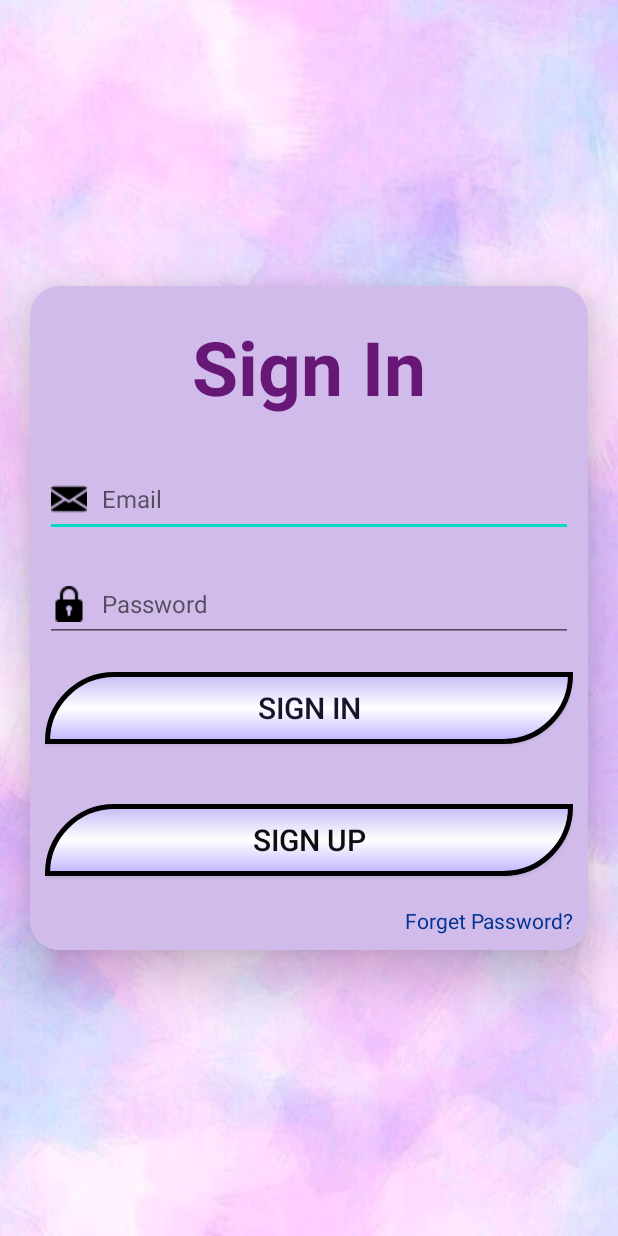
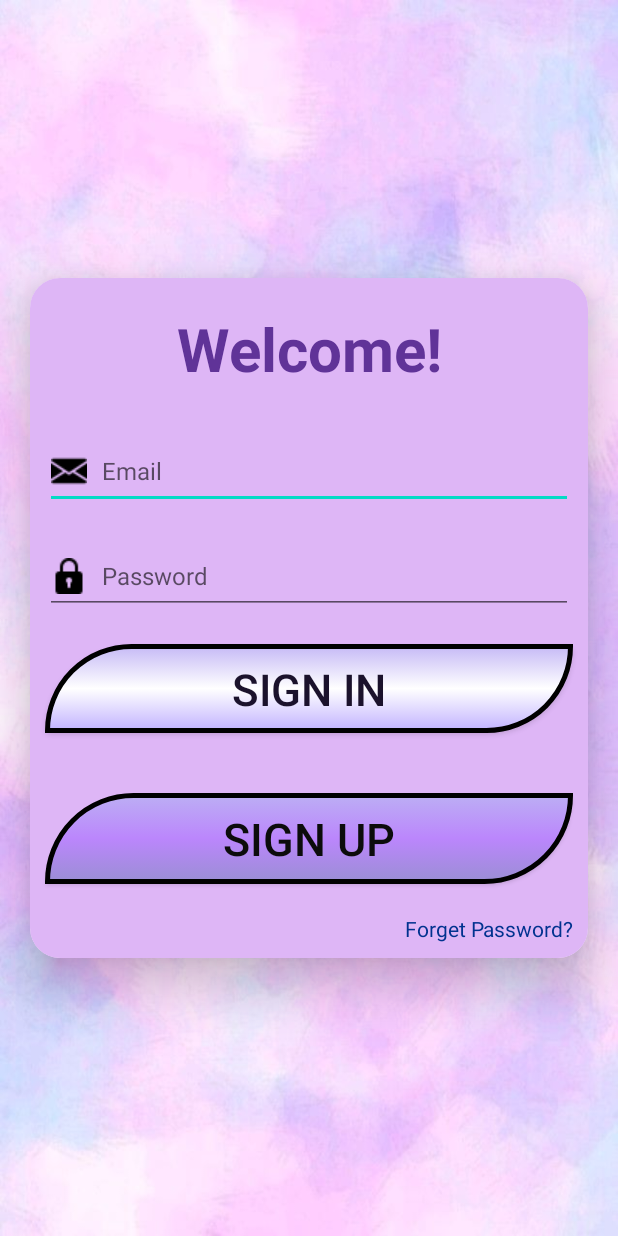
Before and after one commit to HelaniL/DressHub, an Android app: the SellerLogin screen opened directly, with no data from a screen before it, on a phone screen of 412 x 824 dp. Run offline under Robolectric (Android 15) with nearby library versions, the phone set to English and light mode, and no system bars; our stand-ins replace Firebase (no records; nobody signed in at launch, a user with empty details on screens opened directly); Roboto replaces fonts that are not available here.

Commit message:
Adding new Style.xml

```diff
--- /dev/null
+++ b/app/src/main/res/drawable/signupbuttonstyle.xml
@@ -0,0 +1,32 @@
+<?xml version="1.0" encoding="utf-8"?>
+<selector xmlns:android="http://schemas.android.com/apk/res/android">
+
+        <item>
+            <shape>
+                <gradient
+
+                    android:angle="20"
+                    android:startColor="#BCAEF4"
+                    android:centerColor="@color/purple_200"
+                    android:endColor="#9B8ED5"
+
+                    />
+                <corners
+
+                    android:bottomLeftRadius="0dp"
+                    android:topRightRadius="0dp"
+                    android:topLeftRadius="100dp"
+                    android:bottomRightRadius="100dp"
+
+                    />
+                <stroke
+
+                    android:width="3dp"
+                    android:color="@color/black"
+
+                    />
+
+            </shape>
+        </item>
+
+</selector>
--- a/app/src/main/res/layout/activity_seller_login.xml
+++ b/app/src/main/res/layout/activity_seller_login.xml
@@ -21,7 +21,7 @@
         <LinearLayout
             android:layout_width="match_parent"
             android:layout_height="match_parent"
-            android:background="#D0BBEA"
+            android:background="#DEB6F6"
             app:cornerRadius="25dp"
             android:orientation="vertical">
 
@@ -30,10 +30,10 @@
                 android:layout_width="match_parent"
                 android:layout_height="wrap_content"
                 android:padding="20dp"
-                android:text="Sign In"
+                android:text="Welcome!"
                 android:gravity="center"
-                android:textColor="#671775"
-                android:textSize="50dp"
+                android:textColor="#603398"
+                android:textSize="40dp"
                 android:textStyle="bold" />
 
             <EditText
@@ -67,7 +67,7 @@
                 android:layout_margin="10dp"
                 android:padding="10dp"
                 android:text="sign In"
-                android:textSize="20dp"
+                android:textSize="29dp"
                 android:background="@drawable/btnstyle"
                 android:textColor="#1B122C"
                 app:cornerRadius="15dp" />
@@ -80,11 +80,11 @@
                 android:layout_marginTop="30dp"
                 android:layout_marginRight="10dp"
                 android:layout_marginBottom="10dp"
-                android:background="@drawable/btnstyle"
+                android:background="@drawable/signupbuttonstyle"
                 android:padding="10dp"
                 android:text="sign Up"
-                android:textSize="20dp"
-                android:textColor="#0E0E0E"
+                android:textSize="30dp"
+                android:textColor="#0C0C0C"
                 app:cornerRadius="15dp" />
 
             <TextView
```
